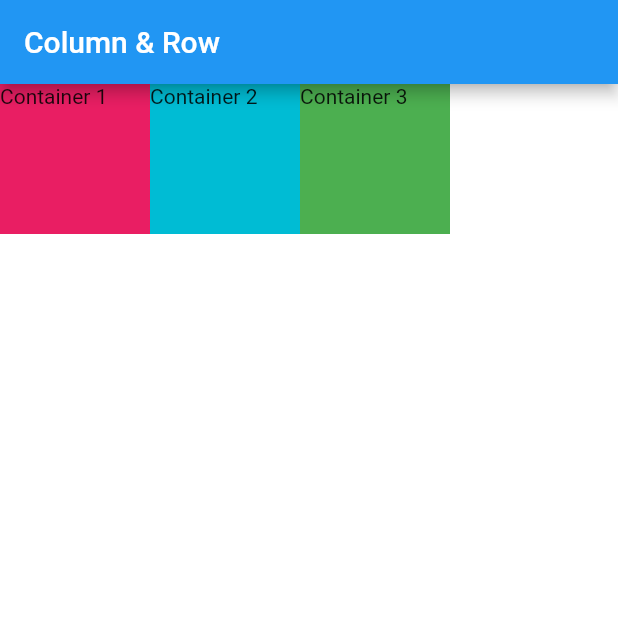
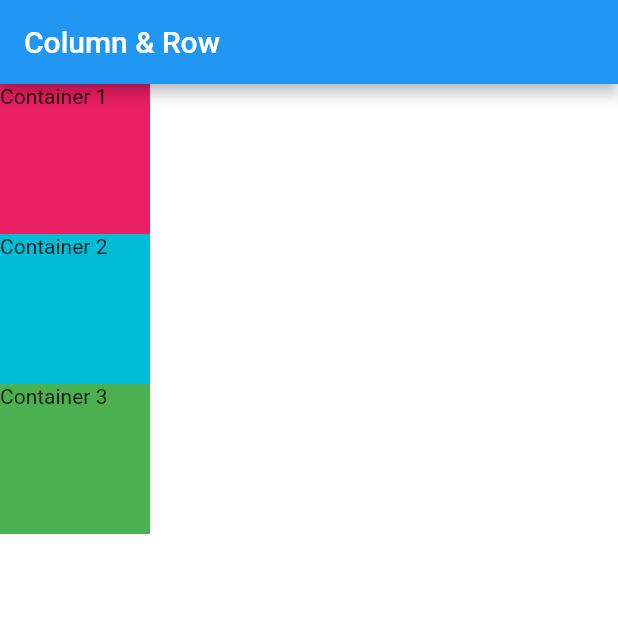
Before and after one commit to Naruse-Kazuki/Row_Column_Widget, a Flutter app: the screen it shows after launch, on a phone screen of 412 x 824 dp, the top half of it. Run offline on Flutter 3.47's test engine with Material 2 defaults, Android fonts, the phone set to English and light mode, and no system bars.

Commit message:
Column_MAS.max

```diff
--- a/lib/main.dart
+++ b/lib/main.dart
@@ -16,8 +16,8 @@ class MyApp extends StatelessWidget {
           title: Text('Column & Row'),
         ),
         body: SafeArea(
-          child: Row(
-            mainAxisSize: MainAxisSize.min,
+          child: Column(
+            mainAxisSize: MainAxisSize.max,
             children: <Widget>[
               Container(
                 height: 100,
```
